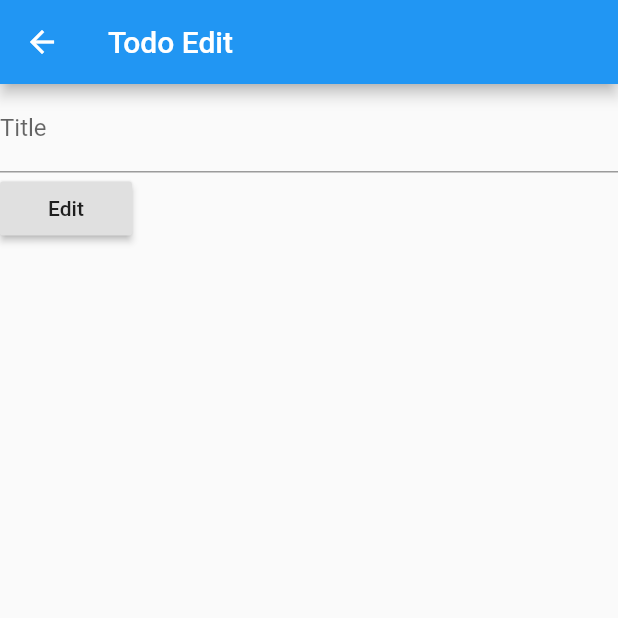
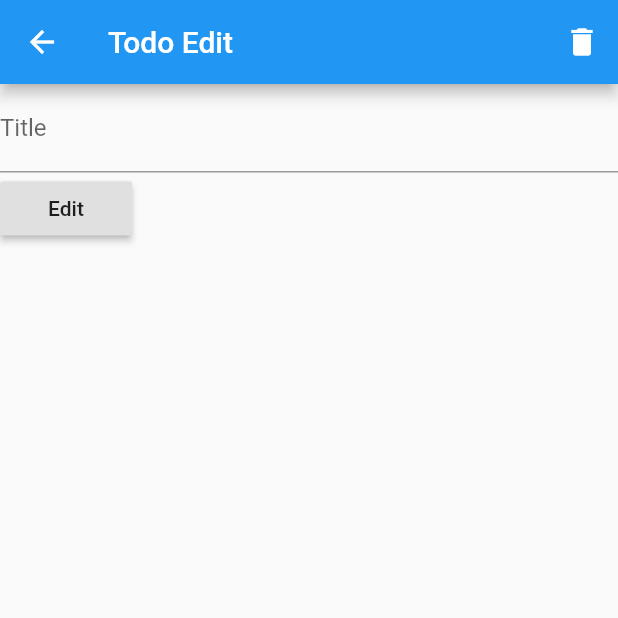
Before and after one commit to bailabs/todo, a Flutter app: the TodoEditView screen opened directly, on a phone screen of 412 x 824 dp, the top half of it. Run offline on Flutter 3.47's test engine with Material 2 defaults, Android fonts, the phone set to English and light mode, and no system bars; our stand-ins replace flutter_clean_architecture, rxdart.

Commit message:
feat: delete button on todo edit

```diff
--- a/lib/app/pages/todo_edit/todo_edit_view.dart
+++ b/lib/app/pages/todo_edit/todo_edit_view.dart
@@ -13,7 +13,17 @@ class _TodoEditViewState extends ViewState<TodoEditView, TodoEditController> {
   _TodoEditViewState(TodoEditController controller) : super(controller);
   @override
   Widget build(BuildContext context) => Scaffold(
-    appBar: AppBar(title: Text('Todo Edit')),
+    appBar: AppBar(
+      title: Text('Todo Edit'),
+      actions: <Widget>[
+        IconButton(
+          icon: Icon(Icons.delete),
+          onPressed: () {
+            print('Waaaa');
+          },
+        )
+      ],
+    ),
     body: Container(
       child: TodoEditForm(onEdit: (value) => print(value)),
     ),
```
